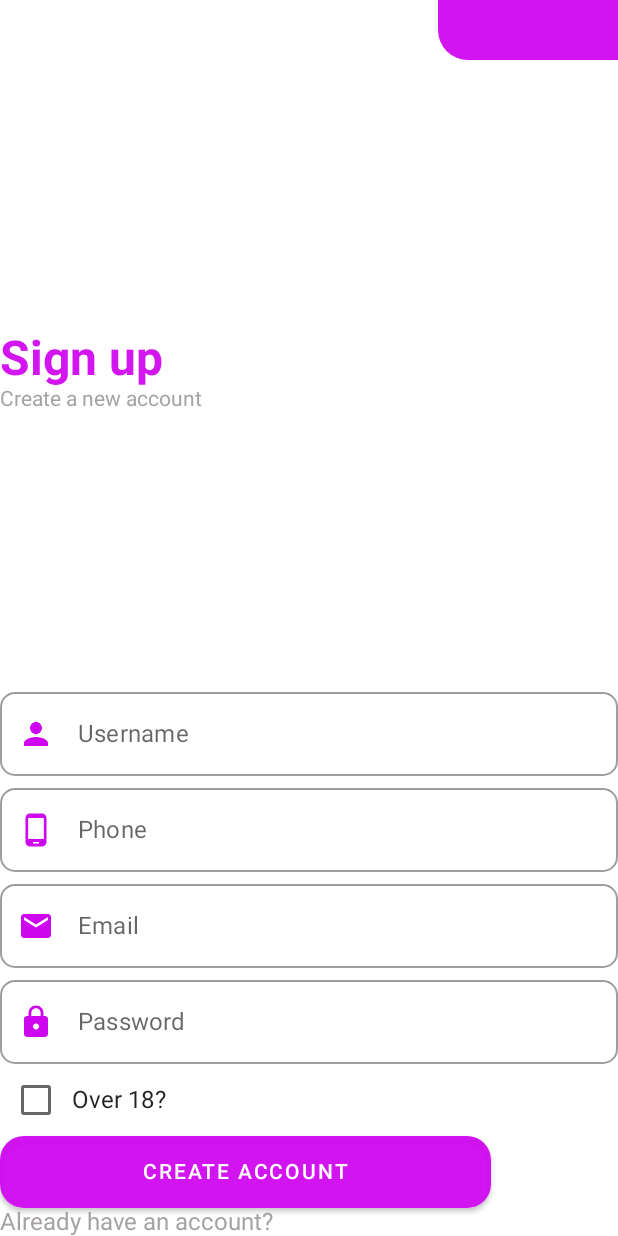
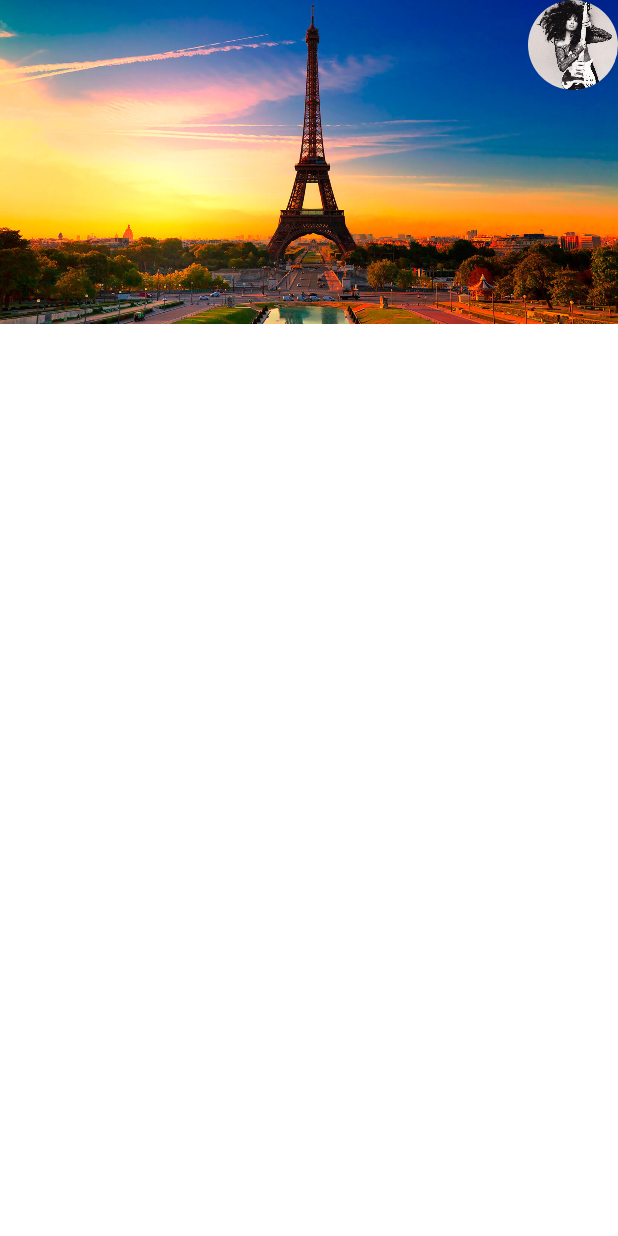
Before and after one commit to ArturAlvess/projeto-login-activity, an Android app built with Jetpack Compose: the screen it shows after launch (RegisterActivity before the commit, HomeAcitivy after it), on a phone screen of 412 x 824 dp. Run offline under Robolectric (Android 15) with nearby library versions, the phone set to English and light mode, and no system bars.

Commit message:
terminando home

```diff
--- a/app/src/main/AndroidManifest.xml
+++ b/app/src/main/AndroidManifest.xml
@@ -12,12 +12,17 @@
         android:theme="@style/Theme.LoginActivity"
         tools:targetApi="31">
         <activity
+            android:name=".RegisterActivity"
+            android:exported="false"
+            android:label="@string/title_activity_home_acitivy"
+            android:theme="@style/Theme.LoginActivity" />
+        <activity
             android:name=".MainActivity"
             android:exported="false"
             android:label="@string/title_activity_register"
             android:theme="@style/Theme.LoginActivity" />
         <activity
-            android:name=".RegisterActivity"
+            android:name=".HomeAcitivy"
             android:exported="true"
             android:label="@string/app_name"
             android:theme="@style/Theme.LoginActivity">
--- /dev/null
+++ b/app/src/main/java/br/senai/sp/jandira/loginactivity/HomeAcitivy.kt
@@ -0,0 +1,65 @@
+package br.senai.sp.jandira.loginactivity
+
+import android.os.Bundle
+import androidx.activity.ComponentActivity
+import androidx.activity.compose.setContent
+import androidx.compose.foundation.Image
+import androidx.compose.foundation.layout.*
+import androidx.compose.foundation.shape.CircleShape
+import androidx.compose.material.MaterialTheme
+import androidx.compose.material.Surface
+import androidx.compose.material.Text
+import androidx.compose.runtime.Composable
+import androidx.compose.ui.Alignment
+import androidx.compose.ui.Modifier
+import androidx.compose.ui.draw.clip
+import androidx.compose.ui.res.painterResource
+import androidx.compose.ui.tooling.preview.Preview
+import androidx.compose.ui.unit.dp
+import br.senai.sp.jandira.loginactivity.ui.theme.LoginActivityTheme
+
+class HomeAcitivy : ComponentActivity() {
+    override fun onCreate(savedInstanceState: Bundle?) {
+        super.onCreate(savedInstanceState)
+        setContent {
+            LoginActivityTheme {
+                HomeScreen()
+            }
+        }
+    }
+}
+
+@Preview(showBackground = true, showSystemUi = true)
+@Composable
+fun HomeScreen() {
+    Surface(modifier = Modifier.fillMaxSize()) {
+
+        Column(modifier = Modifier.fillMaxSize()) {
+
+            Surface(
+                modifier =
+                Modifier.fillMaxWidth()
+            ) {
+
+                Image(
+                    painter = painterResource(id = R.drawable.paris),
+                    contentDescription = ""
+                )
+
+                Column(modifier = Modifier.fillMaxSize().padding()) {
+
+                }
+
+                Row(modifier = Modifier.fillMaxWidth().height(60.dp), horizontalArrangement = Arrangement.End) {
+
+                    Image(
+                        modifier = Modifier.clip(shape = CircleShape),
+                        painter = painterResource(id = R.drawable.susanna_profile),
+                        contentDescription = ""
+                    )
+                }
+            }
+      }
+
+    }
+}
--- a/app/src/main/res/values/strings.xml
+++ b/app/src/main/res/values/strings.xml
@@ -16,4 +16,5 @@
     <string name="over_18">Over 18?</string>
     <string name="bottom_account">Create Account</string>
     <string name="already_account">Already have an account?</string>
+    <string name="title_activity_home_acitivy">HomeAcitivy</string>
 </resources>
```
Also changed, not shown: app/src/main/res/drawable/paris.jpeg (added), app/src/main/res/drawable/susanna_profile.jpeg (added).
